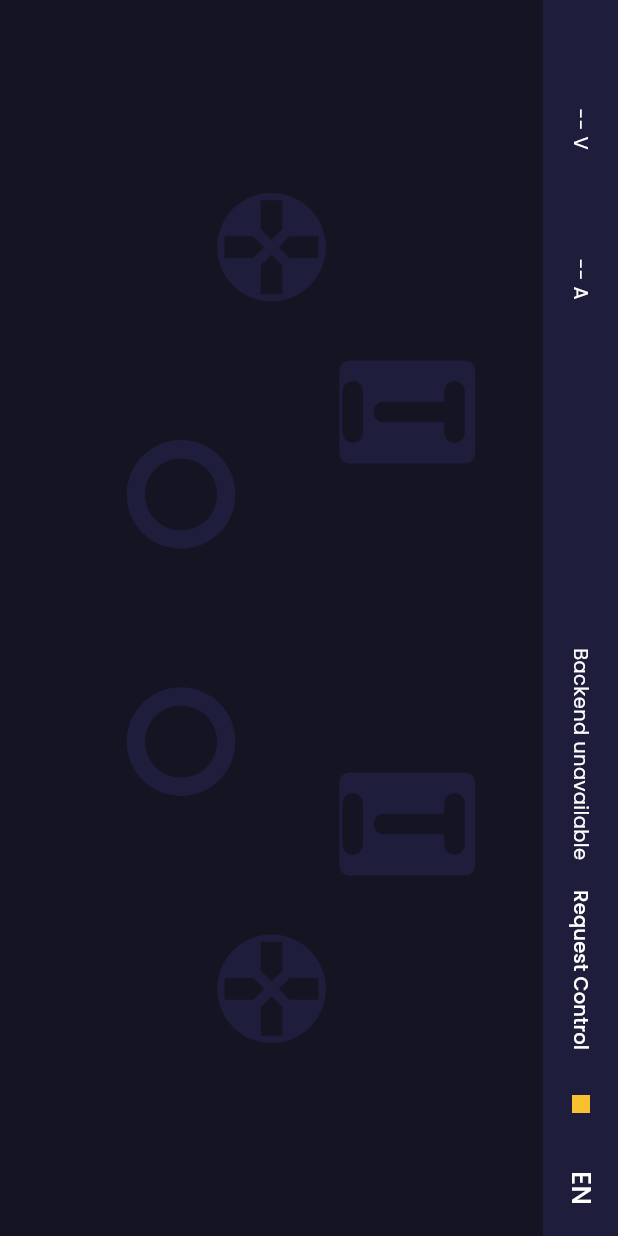
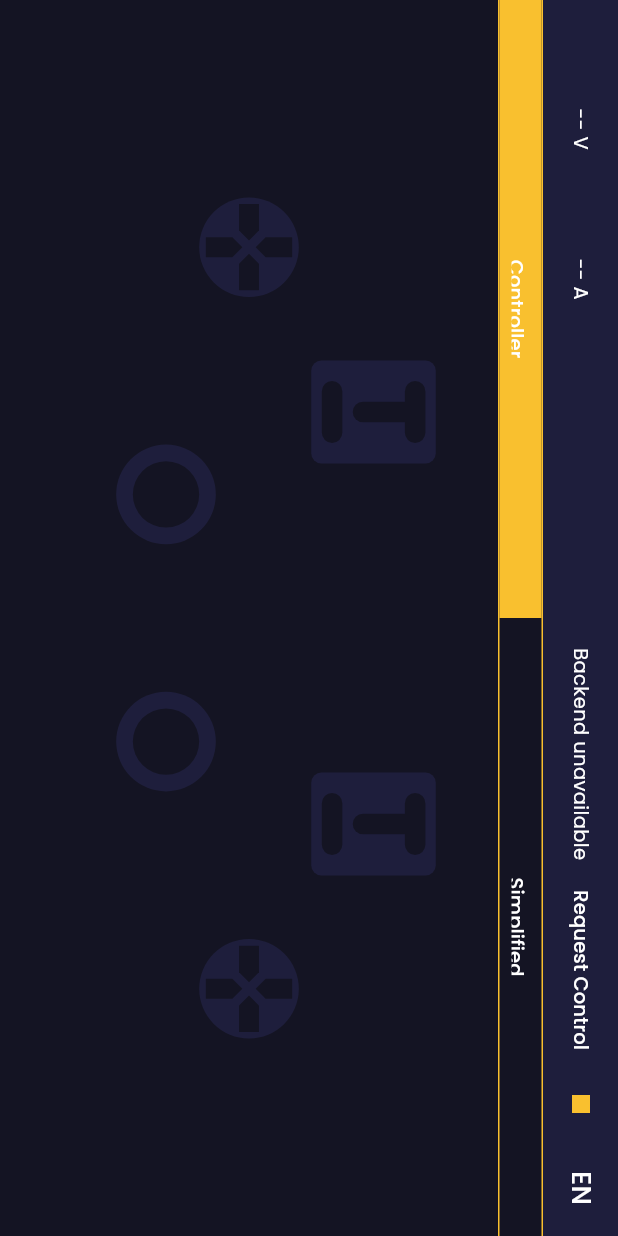
Before and after one commit to SupaeroMoon-ERC-MDRS/COM-2025-webcontrol-frontend, a Flutter app: the screen it shows after launch, on a phone screen of 412 x 824 dp. Run offline on Flutter 3.47's test engine with Material 3 defaults, Android fonts, the phone set to English and light mode, and no system bars; our stand-ins replace google_fonts.

Commit message:
started simplified controls

```diff
--- a/lib/ui/controls/control_painters.dart
+++ b/lib/ui/controls/control_painters.dart
@@ -250,8 +250,8 @@ class _ShoulderState extends State<Shoulder> {
 
   void _panAt(final Offset pos, final bool set){
     if(set){
-      if(pos.dy < 3 * widget.size.height / 4 + widget.size.width / 10){
-        shoulderState.trigger = ((pos.dy - widget.size.width / 5) / (3 * widget.size.height / 4 - widget.size.width / 5) * 255).toInt().clamp(0, 255);
+      if(pos.dy < 3 * widget.size.height / 4){
+        shoulderState.trigger = ((pos.dy - widget.size.width / 5) / (3 * widget.size.height / 4 - 3 * widget.size.width / 10) * 255).toInt().clamp(0, 255);
       }
     }
     else{
@@ -264,10 +264,10 @@ class _ShoulderState extends State<Shoulder> {
 
   void _tapAt(final Offset pos, final bool set){
     if(set){
-      if(pos.dy < 3 * widget.size.height / 4 + widget.size.width / 10){
-        shoulderState.trigger = ((pos.dy - widget.size.width / 5) / (3 * widget.size.height / 4) * 255).toInt().clamp(0, 255);
+      if(pos.dy < 3 * widget.size.height / 4){
+        shoulderState.trigger = ((pos.dy - widget.size.width / 5) / (3 * widget.size.height / 4 - 3 * widget.size.width / 10) * 255).toInt().clamp(0, 255);
       }
-      else if(3 * widget.size.height / 4 + widget.size.width / 5 < pos.dy && pos.dy < 3 * widget.size.height / 4 + 2 * widget.size.width / 5){
+      else if(3 * widget.size.height / 4 < pos.dy && pos.dy < 3 * widget.size.height / 4 + 2 * widget.size.width / 5){
         shoulderState.button = set;
       }
     }
@@ -320,7 +320,7 @@ class _ShoulderPainter extends CustomPainter {
     final Radius radius = Radius.circular(tenthdim);
 
     canvas.drawRRect(
-      RRect.fromRectAndRadius(Rect.fromLTRB(center.dx - tenthdim, fifthdim, center.dx + tenthdim, threefourthsdim), radius), bgPaint..style = PaintingStyle.fill
+      RRect.fromRectAndRadius(Rect.fromLTRB(center.dx - tenthdim, fifthdim, center.dx + tenthdim, threefourthsdim - tenthdim), radius), bgPaint..style = PaintingStyle.fill
     );
 
     if(state.isTriggerZero){
@@ -329,7 +329,7 @@ class _ShoulderPainter extends CustomPainter {
       );
     }
     else{
-      final double yOffset = (state.trigger / 255 * (threefourthsdim)).clamp(0, threefourthsdim - fifthdim);
+      final double yOffset = (state.trigger / 255 * (threefourthsdim - fifthdim - tenthdim)).clamp(0, threefourthsdim - fifthdim - tenthdim);
       canvas.drawRRect(
         RRect.fromRectAndRadius(Rect.fromLTRB(center.dx - 1.5 * fifthdim, tenthdim + yOffset, center.dx + 1.5 * fifthdim, tenthdim + fifthdim + yOffset), radius), activePaint..style = PaintingStyle.fill
       );
@@ -337,12 +337,12 @@ class _ShoulderPainter extends CustomPainter {
 
     if(state.button){
       canvas.drawRRect(
-        RRect.fromRectAndRadius(Rect.fromLTRB(center.dx - 1.5 * fifthdim, threefourthsdim + tenthdim, center.dx + 1.5 * fifthdim, threefourthsdim + tenthdim + fifthdim), radius), activePaint..style = PaintingStyle.fill
+        RRect.fromRectAndRadius(Rect.fromLTRB(center.dx - 1.5 * fifthdim, threefourthsdim, center.dx + 1.5 * fifthdim, threefourthsdim + fifthdim), radius), activePaint..style = PaintingStyle.fill
       );
     }
     else{
       canvas.drawRRect(
-        RRect.fromRectAndRadius(Rect.fromLTRB(center.dx - 1.5 * fifthdim, threefourthsdim + tenthdim, center.dx + 1.5 * fifthdim, threefourthsdim + tenthdim + fifthdim), radius), bgPaint..style = PaintingStyle.fill
+        RRect.fromRectAndRadius(Rect.fromLTRB(center.dx - 1.5 * fifthdim, threefourthsdim, center.dx + 1.5 * fifthdim, threefourthsdim + fifthdim), radius), bgPaint..style = PaintingStyle.fill
       );
     }
   }
--- /dev/null
+++ b/lib/ui/controls/sliding_switch.dart
@@ -0,0 +1,84 @@
+import 'package:flutter/material.dart';
+import 'package:supaeromoon_webcontrol/data/notifiers.dart';
+import 'package:supaeromoon_webcontrol/ui/theme.dart';
+
+class SlidingSwitchController<T>{
+  final List<T> items;
+  final List<String> names;
+  final void Function(int) onChanged;
+  T active;
+  final BlankNotifier? notifier;
+
+  SlidingSwitchController({required this.items, required this.names, required this.onChanged, required this.active, this.notifier});
+}
+
+class SlidingSwitch extends StatefulWidget {
+  const SlidingSwitch({
+    super.key, required this.controller,
+  });
+
+  final SlidingSwitchController controller;
+
+  @override
+  State<SlidingSwitch> createState() => _SlidingSwitchState();
+}
+
+class _SlidingSwitchState extends State<SlidingSwitch> {
+  int _activeIdx = 0;
+
+  @override
+  void initState() {
+    _activeIdx = widget.controller.items.indexOf(widget.controller.active);
+    super.initState();
+  }
+
+  @override
+  Widget build(BuildContext context) {
+    return LayoutBuilder(
+      builder: (context, constraints) {
+        final double elementWidth = constraints.maxWidth / widget.controller.items.length;
+        return Container(
+          decoration: BoxDecoration(
+            border: Border.symmetric(horizontal: BorderSide(width: 1, color: ThemeManager.globalStyle.primaryColor))
+          ),
+          width: widget.controller.items.length * elementWidth,
+          height: 30,
+          child: Stack(
+            fit: StackFit.expand,
+            alignment: AlignmentDirectional.centerStart,
+            children: [
+              AnimatedPositioned(
+                left: _activeIdx * elementWidth,
+                duration: const Duration(milliseconds: 200),
+                curve: Curves.easeInOutCubic,
+                child: Container(
+                  width: elementWidth,
+                  height: 30 - 2 * 1,
+                  color: ThemeManager.globalStyle.primaryColor,
+              )),
+
+              for(int i = 0; i < widget.controller.items.length; i++)
+                Positioned(left: i * elementWidth, child: SizedBox(
+                  width: elementWidth,
+                  height: 30 - 2 * 1,
+                  child: TextButton(
+                    onPressed: (() {
+                      _activeIdx = i;
+                      widget.controller.active = widget.controller.items[i];
+                      widget.controller.onChanged(_activeIdx);
+                      widget.controller.notifier?.update();
+                      setState(() {});
+                    }),
+                    child: Text(
+                      widget.controller.names[i],
+                      style: ThemeManager.textStyle,
+                    ),
+                  ),
+                ))
+            ],
+          ),
+        );
+      }
+    );
+  }
+}
--- a/lib/ui/screen.dart
+++ b/lib/ui/screen.dart
@@ -4,6 +4,7 @@ import 'package:supaeromoon_webcontrol/data/notifiers.dart';
 import 'package:supaeromoon_webcontrol/net/net.dart';
 import 'package:supaeromoon_webcontrol/ui/controls/backend_control.dart';
 import 'package:supaeromoon_webcontrol/ui/controls/control_stack.dart';
+import 'package:supaeromoon_webcontrol/ui/controls/sliding_switch.dart';
 import 'package:supaeromoon_webcontrol/ui/indicators/backend_state_indicator.dart';
 import 'package:supaeromoon_webcontrol/ui/indicators/power_indicator.dart';
 import 'package:supaeromoon_webcontrol/ui/theme.dart';
@@ -112,13 +113,49 @@ class ControlView extends StatefulWidget {
 }
 
 class _ControlViewState extends State<ControlView> {
+  final SlidingSwitchController<bool> _slider = SlidingSwitchController<bool>(
+    items: [false, true],
+    names: ["Controller", "Simplified"],
+    onChanged: (final int i){},
+    active: false,
+    notifier: BlankNotifier(null)
+  );
+
+  @override
+  void initState() {
+    _slider.notifier!.addListener(_update);
+    super.initState();
+  }
+
+  void _update() => setState(() {});
 
   @override
   Widget build(BuildContext context) {
-    return LayoutBuilder(
-      builder:(context, constraints) {
-        return ControlStack(size: constraints.biggest, orientation: AppState.isRotated,);
-      },
+    return Column(
+      children: [
+        SizedBox(
+          height: 30,
+          child: SlidingSwitch(
+            controller: _slider
+          ),
+        ),
+        Expanded(
+          child: LayoutBuilder(
+            builder:(context, constraints) {
+              return _slider.active ?
+              Container()
+              :
+              ControlStack(size: constraints.biggest, orientation: AppState.isRotated,);
+            },
+          ),
+        ),
+      ],
     );
   }
+
+  @override
+  void dispose() {
+    _slider.notifier!.removeListener(_update);
+    super.dispose();
+  }
 }
```
